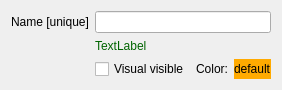
Above: guis/widget_name.ui from RubendeBruin/DAVE before the change. Below: the same form after it.
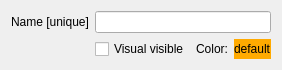
That is the form after the change.

Commit message: Implemented F2 name change

What changed in the file:
```diff
--- a/guis/widget_name.ui
+++ b/guis/widget_name.ui
@@ -7,7 +7,7 @@
     <x>0</x>
     <y>0</y>
     <width>275</width>
-    <height>87</height>
+    <height>65</height>
    </rect>
   </property>
   <property name="minimumSize">
@@ -20,7 +20,7 @@
    <string>Form</string>
   </property>
   <layout class="QGridLayout" name="gridLayout">
-   <item row="2" column="2">
+   <item row="1" column="2">
     <widget class="QLabel" name="label2">
      <property name="text">
       <string>Color:</string>
@@ -30,7 +30,7 @@
      </property>
     </widget>
    </item>
-   <item row="2" column="1">
+   <item row="1" column="1">
     <widget class="QCheckBox" name="cbVisible">
      <property name="text">
       <string>Visual visible</string>
@@ -44,7 +44,10 @@
      </property>
     </widget>
    </item>
-   <item row="2" column="3">
+   <item row="0" column="1" colspan="3">
+    <widget class="QLineEdit" name="tbName"/>
+   </item>
+   <item row="1" column="3">
     <widget class="QLabel" name="lbColor">
      <property name="toolTip">
       <string>click to change, right-click to reset</string>
@@ -60,19 +63,6 @@
      </property>
     </widget>
    </item>
-   <item row="0" column="1" colspan="3">
-    <widget class="QLineEdit" name="tbName"/>
-   </item>
-   <item row="1" column="1" colspan="3">
-    <widget class="QLabel" name="lblInfo">
-     <property name="styleSheet">
-      <string notr="true">color: darkgreen</string>
-     </property>
-     <property name="text">
-      <string>TextLabel</string>
-     </property>
-    </widget>
-   </item>
   </layout>
  </widget>
  <resources/>
```
The commit also changes 1 other file.
